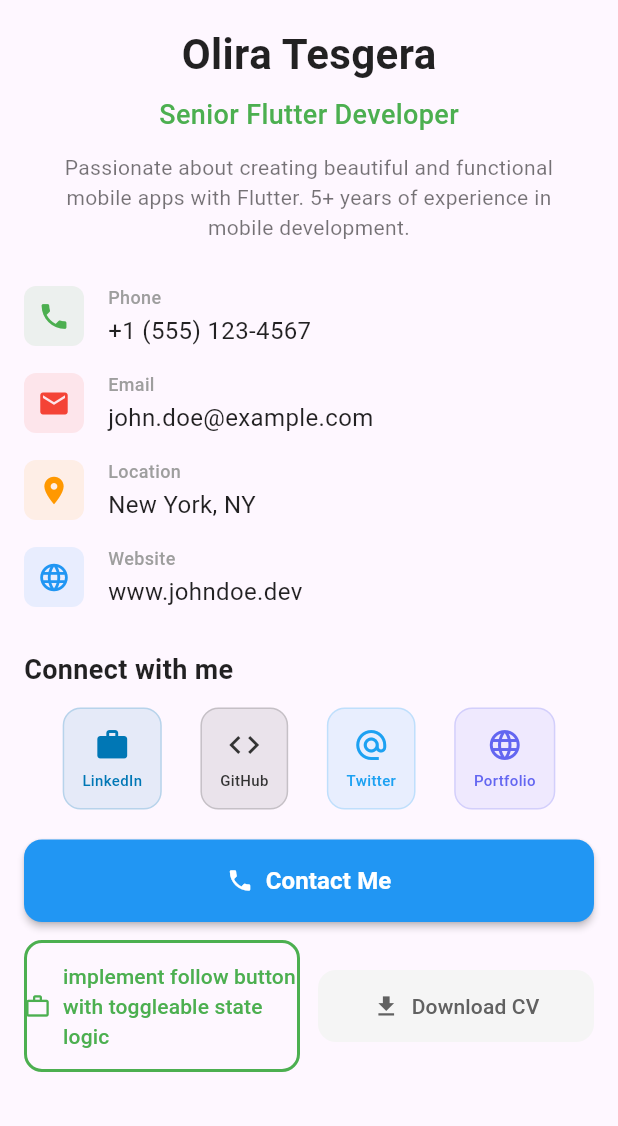
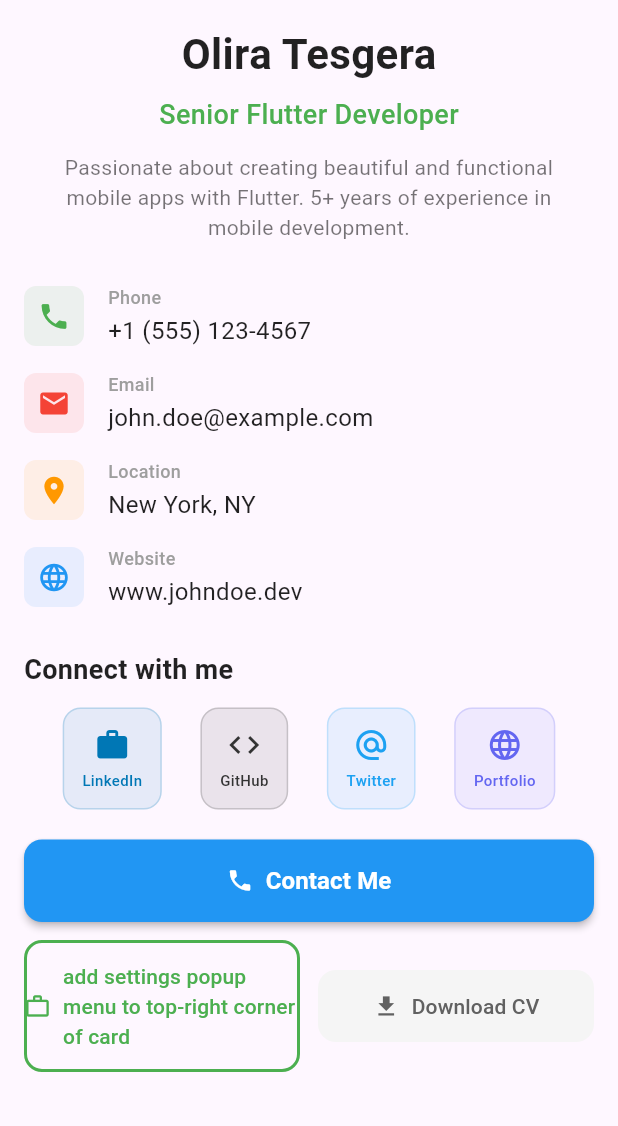
Before and after one commit to Olira1/Flutter, a Flutter app: the screen it shows after launch, scrolled down 119 dp, on a phone screen of 412 x 824 dp, the part 110-1236 px from its top. Run offline on Flutter 3.47's test engine with Material 3 defaults, Android fonts, the phone set to English and light mode, and no system bars; network calls fail.

```diff
--- a/Phase 2_Flutter_Fundamentals/hello_flutter/lib/widgets/action_buttons_section.dart
+++ b/Phase 2_Flutter_Fundamentals/hello_flutter/lib/widgets/action_buttons_section.dart
@@ -43,7 +43,7 @@ class ActionButtonsSection extends StatelessWidget {
                 onPressed: () => _handleHirePress(context),
                 icon: const Icon(Icons.work_outline),
                 label: const Text(
-                  'implement follow button with toggleable state logic',
+                  'add settings popup menu to top-right corner of card',
                   style: TextStyle(fontWeight: FontWeight.w500),
                 ),
                 style: OutlinedButton.styleFrom(
```
